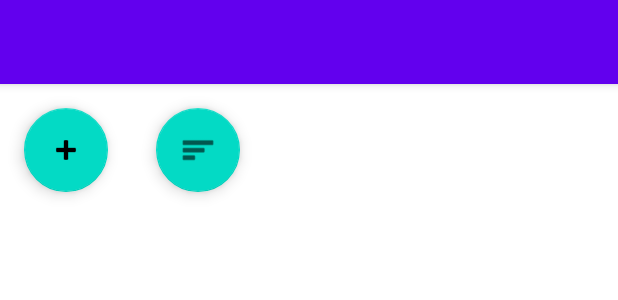
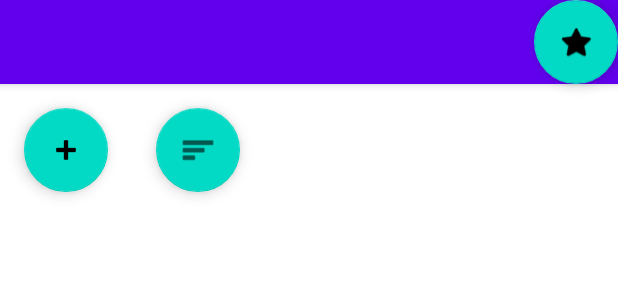
Before and after one commit to CMPUT301F22T13/FoodieCentral, an Android app: the layout activity_ingredient_storage.xml on its own in the app's theme, with its tools: preview values and no code run, on a phone screen of 412 x 824 dp. Shown: the top 300 px of the screen. Run offline under Robolectric (Android 15) with nearby library versions, the phone set to English and light mode, and no system bars.

Commit message:
Made changes to Recipe UI and small changes to ingredient UI

```diff
--- a/app/src/main/java/com/example/cmput301f22t13/uilayer/ingredientstorage/IngredientStorageMainFragment.java
+++ b/app/src/main/java/com/example/cmput301f22t13/uilayer/ingredientstorage/IngredientStorageMainFragment.java
@@ -19,11 +19,15 @@ import android.widget.TextView;
 
 import androidx.annotation.NonNull;
 import androidx.fragment.app.Fragment;
+import androidx.lifecycle.Lifecycle;
 import androidx.navigation.fragment.NavHostFragment;
+import androidx.navigation.ui.NavigationUI;
 
 import com.example.cmput301f22t13.R;
 import com.example.cmput301f22t13.databinding.FragmentIngredientStorageMainBinding;
 import com.example.cmput301f22t13.domainlayer.item.IngredientItem;
+import com.example.cmput301f22t13.domainlayer.storage.IngredientStorage;
+import com.example.cmput301f22t13.uilayer.recipestorage.RecipeStorageActivity;
 
 import java.util.ArrayList;
 import java.util.Comparator;
@@ -44,14 +48,21 @@ public class IngredientStorageMainFragment extends Fragment {
 
         binding = FragmentIngredientStorageMainBinding.inflate(inflater, container, false);
 
-        Bundle bundle = getArguments();
+        /*Bundle bundle = getArguments();
         if (bundle != null) {
             ingredients = (ArrayList<IngredientItem>) bundle.getSerializable("arraylist");
         }
         else {
             Log.d("IngredientStorageMain", "bundle null");
+            try {
+                ingredients = ((IngredientStorageActivity)getActivity()).getIngredients();
+            }
+            catch (NullPointerException e) {
+                Log.d("IngredientStorageMain", "could not get ingredients from ingredient storage activity");
             }
 
+        }*/
+        Log.d("IngredientStorageMain", "onCreateView()");
         return binding.getRoot();
 
     }
@@ -59,22 +70,26 @@ public class IngredientStorageMainFragment extends Fragment {
     public void onViewCreated(@NonNull View view, Bundle savedInstanceState) {
         super.onViewCreated(view, savedInstanceState);
 
-        if (ingredients != null) {
-            ingredientListAdapter = new IngredientListAdapter(getActivity(), ingredients);
+        ingredientListAdapter = new IngredientListAdapter(getActivity(), IngredientStorage.getInstance().getIngredients());
         binding.ingredientListview.setAdapter(ingredientListAdapter);
         binding.ingredientListview.setOnItemClickListener(new AdapterView.OnItemClickListener() {
             @Override
             public void onItemClick(AdapterView<?> adapterView, View view, int i, long l) {
                 IngredientItem item = (IngredientItem) adapterView.getItemAtPosition(i);
+                if (getActivity() instanceof RecipeStorageActivity) {
+                    ((RecipeStorageActivity)getActivity()).onDonePressed(item);
+                    NavHostFragment.findNavController(IngredientStorageMainFragment.this).navigateUp();
+                }
+                else if (getActivity() instanceof IngredientStorageActivity) {
                     Bundle bundle = new Bundle();
                     bundle.putSerializable(AddEditViewIngredientFragment.ARG_INGREDIENT, item);
                     NavHostFragment.findNavController(IngredientStorageMainFragment.this)
                             .navigate(R.id.action_MainIngredient_to_AddEditView, bundle);
+
+                }
             }
         });
 
-            ingredientListAdapter.notifyDataSetChanged();
-        }
 
         binding.addIngredientButton.setOnClickListener(new View.OnClickListener() {
             @Override
--- a/app/src/main/java/com/example/cmput301f22t13/uilayer/recipestorage/AddEditViewRecipeFragment.java
+++ b/app/src/main/java/com/example/cmput301f22t13/uilayer/recipestorage/AddEditViewRecipeFragment.java
@@ -152,7 +152,7 @@ public class AddEditViewRecipeFragment extends Fragment {
                 @Override
                 public void onClick(View view) {
                     NavHostFragment.findNavController(AddEditViewRecipeFragment.this)
-                            .navigate(R.id.edit_r_view_i);
+                            .navigate(R.id.action_addEditViewRecipeFragment_to_ingredient_storage_nav_graph);
                 }
             });
 
--- a/app/src/main/res/layout/activity_ingredient_storage.xml
+++ b/app/src/main/res/layout/activity_ingredient_storage.xml
@@ -22,4 +22,12 @@
 
     <include layout="@layout/content_ingredient_storage" />
 
+    <com.google.android.material.floatingactionbutton.FloatingActionButton
+        android:id="@+id/floatingActionButton"
+        android:layout_width="wrap_content"
+        android:layout_height="wrap_content"
+        android:layout_gravity="right"
+        android:clickable="true"
+        app:srcCompat="@android:drawable/btn_star" />
+
 </androidx.coordinatorlayout.widget.CoordinatorLayout>
```
Also changed, not shown: app/src/main/java/com/example/cmput301f22t13/uilayer/ingredientstorage/AddEditViewIngredientFragment.java (+10 -1 lines), app/src/main/java/com/example/cmput301f22t13/uilayer/ingredientstorage/IngredientStorageActivity.java (+26 -9 lines), app/src/main/java/com/example/cmput301f22t13/uilayer/recipestorage/RecipeStorageActivity.java (+14 -1 lines), app/src/main/res/navigation/first_fragment_to_recipes.xml (deleted, +0 -22 lines), app/src/main/res/navigation/nav_recipestorage_to_viewrecipe.xml (+6 -1 lines), app/src/main/res/navigation/recipe_to_ingredient.xml (deleted, +0 -20 lines). Lines whose indentation alone changed are shown as unchanged.
